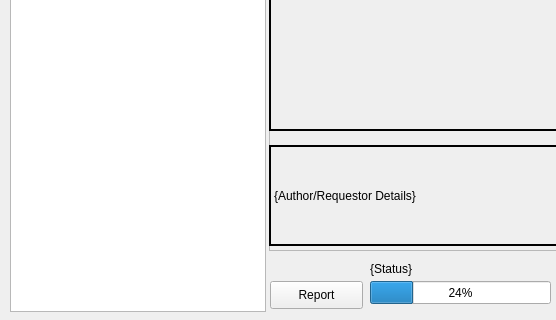
The window that Source/UIS/ModuleStore.ui (Nidhogg-Wyrmborn/GroupGenerator) describes before a commit, drawn with Qt 5; both pictures show x 0 to 556 and y 259 to 579 of the 772 by 579 pixel window.
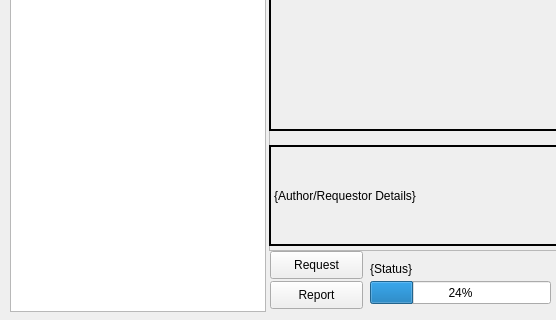
The same window after the commit.

What changed in the file:
```diff
--- a/Source/UIS/ModuleStore.ui
+++ b/Source/UIS/ModuleStore.ui
@@ -172,6 +172,19 @@
     <string>{Status}</string>
    </property>
   </widget>
+  <widget class="QPushButton" name="Request">
+   <property name="geometry">
+    <rect>
+     <x>270</x>
+     <y>510</y>
+     <width>93</width>
+     <height>28</height>
+    </rect>
+   </property>
+   <property name="text">
+    <string>Request</string>
+   </property>
+  </widget>
  </widget>
  <resources/>
  <connections/>
```
